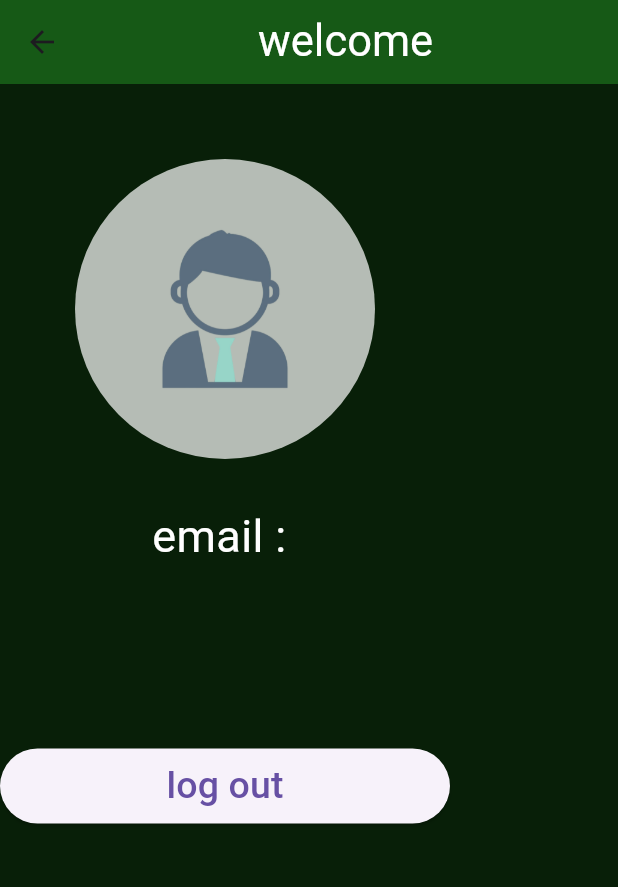
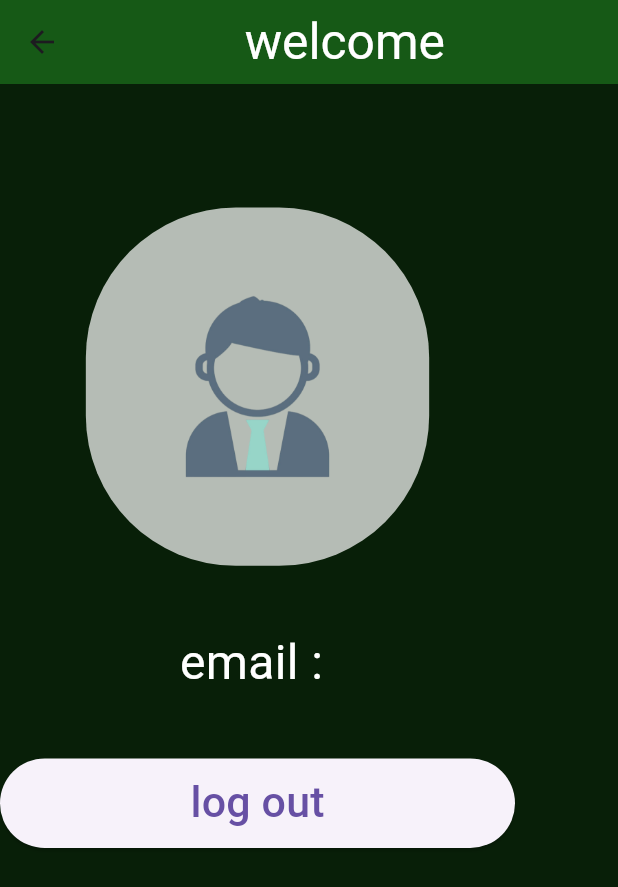
Before and after one commit to Amr-3li/animena, a Flutter app: the ProfilePage screen opened directly, on a phone screen of 412 x 824 dp. Shown: the top 887 px of the screen. Run offline on Flutter 3.47's test engine with Material 3 defaults, Android fonts, the phone set to English and light mode, and no system bars; our stand-ins replace bloc, cached_network_image, cloud_firestore, device_preview, dio, firebase_auth and 5 more; missing offline and left inert: flutter_stripe; accounts and stored records are empty; network calls fail.

Commit message:
update project version and make some edits

```diff
--- a/lib/views/pages/app_pages/Profile_page.dart
+++ b/lib/views/pages/app_pages/Profile_page.dart
@@ -5,6 +5,7 @@ import 'package:animena/views/pages/auth/login_screen.dart';
 import 'package:firebase_auth/firebase_auth.dart';
 import 'package:flutter/material.dart';
 import 'package:flutter_bloc/flutter_bloc.dart';
+import 'package:flutter_screenutil/flutter_screenutil.dart';
 import 'package:shared_preferences/shared_preferences.dart';
 
 class ProfilePage extends StatefulWidget {
@@ -76,50 +77,46 @@ class _ProfilePageState extends State<ProfilePage> {
                 return Scaffold(
                   backgroundColor: const Color.fromARGB(255, 8, 31, 8),
                   appBar: AppBar(
-                    title: const Center(
+                    title: Center(
                         child: Text(
                       "welcome ",
-                      style: TextStyle(color: Colors.white, fontSize: 29),
+                      style: TextStyle(color: Colors.white, fontSize: 29.sp),
                     )),
                     backgroundColor: const Color.fromARGB(255, 22, 89, 22),
                   ),
                   body: Column(
                     crossAxisAlignment: CrossAxisAlignment.center,
                     children: [
-                      const SizedBox(
-                        height: 50,
+                      SizedBox(
+                        height: MediaQuery.of(context).size.height * 0.1,
                       ),
                       Container(
                         decoration: BoxDecoration(
                             color: Colors.white70,
                             borderRadius: BorderRadius.circular(100)),
-                        height: 200,
-                        width: 200,
+                        height: 200.h,
+                        width: 200.w,
                         child: ClipRRect(
                           child: Image.asset(
                               "assets/Images/illustration-businessman.png"),
                         ),
                       ),
-                      const SizedBox(
-                        height: 30,
+                      SizedBox(
+                        height: MediaQuery.of(context).size.height * 0.05,
                       ),
                       Text(
                         "email : $email",
-                        style:
-                            const TextStyle(color: Colors.white, fontSize: 30),
+                        style: TextStyle(color: Colors.white, fontSize: 28.sp),
                       ),
-                      const SizedBox(
-                        height: 20,
-                      ),
-                      const SizedBox(
-                        height: 100,
+                      SizedBox(
+                        height: MediaQuery.of(context).size.height * 0.05,
                       ),
                       state is LogoutLoading
                           ? const Center(child: CircularProgressIndicator())
                           : ElevatedButton(
-                              style: const ButtonStyle(
-                                  fixedSize:
-                                      WidgetStatePropertyAll(Size(300, 50))),
+                              style: ButtonStyle(
+                                  fixedSize: WidgetStatePropertyAll(
+                                      Size(300.w, 50.h))),
                               onPressed: () async {
                                 try {
                                   BlocProvider.of<AuthCubit>(context).logout();
@@ -135,9 +132,9 @@ class _ProfilePageState extends State<ProfilePage> {
                                   print(e.code);
                                 }
                               },
-                              child: const Text(
+                              child: Text(
                                 "log out",
-                                style: TextStyle(fontSize: 25),
+                                style: TextStyle(fontSize: 25.sp),
                               ))
                     ],
                   ),
--- a/lib/views/pages/auth/signup_screen.dart
+++ b/lib/views/pages/auth/signup_screen.dart
@@ -1,7 +1,6 @@
 // ignore_for_file: use_build_context_synchronously
 
 import 'package:animena/bloc/cubit/auth/auth_cubit.dart';
-import 'package:animena/stripe_payment/payment_manager.dart';
 import 'package:animena/views/pages/app_pages/bottom_navigator.dart';
 import 'package:firebase_auth/firebase_auth.dart';
 import 'package:flutter/material.dart';
--- a/lib/views/widgets/anime_caregory.dart
+++ b/lib/views/widgets/anime_caregory.dart
@@ -28,6 +28,7 @@ class AnimeCategory extends StatelessWidget {
       child: Padding(
         padding: const EdgeInsets.all(12),
         child: Container(
+          height: 300.h,
           decoration: BoxDecoration(
             borderRadius: BorderRadius.circular(10),
             color: const Color.fromARGB(200, 6, 68, 58),
@@ -35,7 +36,7 @@ class AnimeCategory extends StatelessWidget {
           child: Column(
             children: [
               SizedBox(
-                height: MediaQuery.of(context).size.height * 0.02,
+                height: MediaQuery.of(context).size.height * 0.01,
               ),
               Image.asset(
                 data[0],
@@ -43,7 +44,7 @@ class AnimeCategory extends StatelessWidget {
                 color: Colors.white,
               ),
               SizedBox(
-                height: MediaQuery.of(context).size.height * 0.02,
+                height: MediaQuery.of(context).size.height * 0.01,
               ),
               Text(
                 data[1],
--- a/lib/views/widgets/anime_list.dart
+++ b/lib/views/widgets/anime_list.dart
@@ -13,7 +13,7 @@ class AnimeList extends StatelessWidget {
       physics: const ScrollPhysics(parent: ScrollPhysics()),
       gridDelegate: SliverGridDelegateWithFixedCrossAxisCount(
         crossAxisCount: 3,
-        childAspectRatio: 0.6.h,
+        childAspectRatio: 0.5.w,
         crossAxisSpacing: 1,
         mainAxisSpacing: 1,
       ),
--- a/pubspec.yaml
+++ b/pubspec.yaml
@@ -31,6 +31,7 @@ dependencies:
   cached_network_image: ^3.3.1
   cloud_firestore: ^5.1.0
   cupertino_icons: ^1.0.6
+  device_preview: ^1.2.0
   dio: ^5.5.0
   firebase_auth: ^5.1.2
   firebase_core: ^3.2.0
```
Also changed, not shown: lib/data/wepServices/anime_web_ser.dart (+4 -3 lines), lib/main.dart (+7 -2 lines), lib/views/pages/app_pages/category_page.dart (+6 -2 lines), lib/views/widgets/spcific_anime.dart (+8 -8 lines), pubspec.lock, 6 other files.
